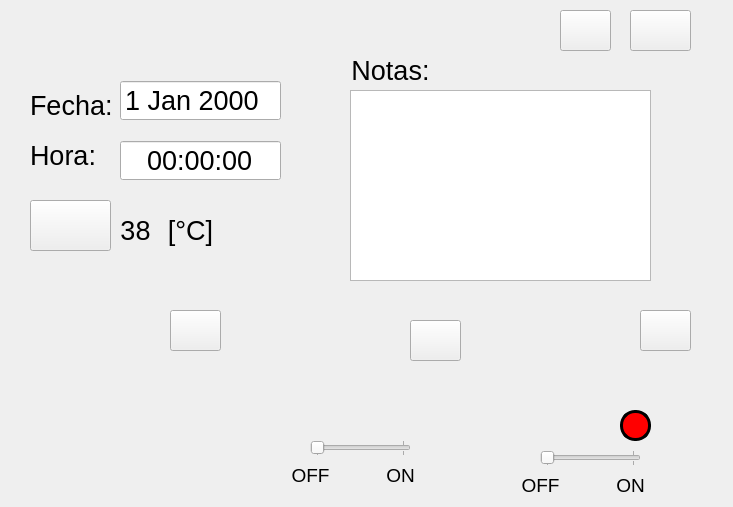
Above: CUERPO/DISENO/main_dise.ui from ronihdzz/IoT_domotica before the change. Below: the same form after it.
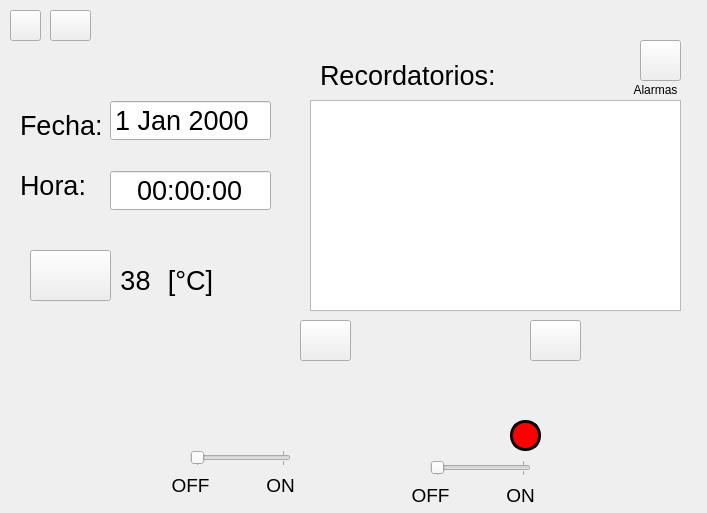
That is the form after the change. Icons and pictures are not drawn.

Commit message: Agrege una ventana de dialogo para configurar la temperatura a la cual se va a prender el ventilador, para configurar el color con el foco prendera y para agendar alarmas, por ultimo modifique un poco el diseno de la widget principal.

Diff of the .ui file:
```diff
--- a/CUERPO/DISENO/main_dise.ui
+++ b/CUERPO/DISENO/main_dise.ui
@@ -6,38 +6,20 @@
    <rect>
     <x>0</x>
     <y>0</y>
-    <width>733</width>
-    <height>507</height>
+    <width>707</width>
+    <height>513</height>
    </rect>
   </property>
   <property name="windowTitle">
    <string>Form</string>
   </property>
-  <widget class="QLabel" name="label_6">
-   <property name="geometry">
-    <rect>
-     <x>30</x>
-     <y>90</y>
-     <width>91</width>
-     <height>31</height>
-    </rect>
-   </property>
-   <property name="font">
-    <font>
-     <pointsize>20</pointsize>
-    </font>
-   </property>
-   <property name="text">
-    <string>Fecha:</string>
-   </property>
-  </widget>
   <widget class="QPushButton" name="btn_info">
    <property name="geometry">
     <rect>
-     <x>560</x>
+     <x>10</x>
      <y>10</y>
-     <width>51</width>
-     <height>41</height>
+     <width>31</width>
+     <height>31</height>
     </rect>
    </property>
    <property name="styleSheet">
@@ -56,101 +38,10 @@
     <string/>
    </property>
   </widget>
-  <widget class="QPushButton" name="pushButton_3">
-   <property name="geometry">
-    <rect>
-     <x>30</x>
-     <y>200</y>
-     <width>81</width>
-     <height>51</height>
-    </rect>
-   </property>
-   <property name="styleSheet">
-    <string notr="true">border-image: url(:/ICON/IMAGENES/termo.png);
-</string>
-   </property>
-   <property name="text">
-    <string/>
-   </property>
-  </widget>
-  <widget class="QPlainTextEdit" name="plaTE_recor">
-   <property name="geometry">
-    <rect>
-     <x>350</x>
-     <y>90</y>
-     <width>301</width>
-     <height>191</height>
-    </rect>
-   </property>
-  </widget>
-  <widget class="QPushButton" name="btn_configAlarma">
-   <property name="geometry">
-    <rect>
-     <x>170</x>
-     <y>310</y>
-     <width>51</width>
-     <height>41</height>
-    </rect>
-   </property>
-   <property name="styleSheet">
-    <string notr="true">QPushButton {
-	border-image: url(:/ICON/IMAGENES/config_off.png);
- }
-QPushButton:hover {
-	border-image: url(:/ICON/IMAGENES/config_on.png);
-}
-QPushButton:pressed {
-	border-image: url(:/ICON/IMAGENES/config_off.png);
-}
-</string>
-   </property>
-   <property name="text">
-    <string/>
-   </property>
-  </widget>
-  <widget class="QLabel" name="label_2">
-   <property name="geometry">
-    <rect>
-     <x>160</x>
-     <y>210</y>
-     <width>61</width>
-     <height>41</height>
-    </rect>
-   </property>
-   <property name="font">
-    <font>
-     <pointsize>20</pointsize>
-    </font>
-   </property>
-   <property name="text">
-    <string>[°C]</string>
-   </property>
-   <property name="alignment">
-    <set>Qt::AlignCenter</set>
-   </property>
-  </widget>
-  <widget class="QLabel" name="label_7">
-   <property name="geometry">
-    <rect>
-     <x>30</x>
-     <y>140</y>
-     <width>81</width>
-     <height>31</height>
-    </rect>
-   </property>
-   <property name="font">
-    <font>
-     <pointsize>20</pointsize>
-    </font>
-   </property>
-   <property name="text">
-    <string>Hora:</string>
-   </property>
-  </widget>
   <widget class="QPushButton" name="btn_configVenti">
    <property name="geometry">
     <rect>
-     <x>410</x>
+     <x>300</x>
      <y>320</y>
      <width>51</width>
      <height>41</height>
@@ -172,53 +63,11 @@
     <string/>
    </property>
   </widget>
-  <widget class="QLabel" name="label_5">
-   <property name="geometry">
-    <rect>
-     <x>340</x>
-     <y>50</y>
-     <width>101</width>
-     <height>41</height>
-    </rect>
-   </property>
-   <property name="font">
-    <font>
-     <pointsize>20</pointsize>
-    </font>
-   </property>
-   <property name="text">
-    <string>Notas:</string>
-   </property>
-   <property name="alignment">
-    <set>Qt::AlignCenter</set>
-   </property>
-  </widget>
-  <widget class="QLabel" name="bel_temp">
-   <property name="geometry">
-    <rect>
-     <x>110</x>
-     <y>210</y>
-     <width>51</width>
-     <height>41</height>
-    </rect>
-   </property>
-   <property name="font">
-    <font>
-     <pointsize>20</pointsize>
-    </font>
-   </property>
-   <property name="text">
-    <string>38</string>
-   </property>
-   <property name="alignment">
-    <set>Qt::AlignCenter</set>
-   </property>
-  </widget>
   <widget class="QPushButton" name="btn_configFoco">
    <property name="geometry">
     <rect>
-     <x>640</x>
-     <y>310</y>
+     <x>530</x>
+     <y>320</y>
      <width>51</width>
      <height>41</height>
     </rect>
@@ -242,10 +91,10 @@
   <widget class="QPushButton" name="btn_configIdioma">
    <property name="geometry">
     <rect>
-     <x>630</x>
+     <x>50</x>
      <y>10</y>
-     <width>61</width>
-     <height>41</height>
+     <width>41</width>
+     <height>31</height>
     </rect>
    </property>
    <property name="styleSheet">
@@ -264,59 +113,11 @@
     <string/>
    </property>
   </widget>
-  <widget class="QDateEdit" name="dateEdit_fecha">
-   <property name="geometry">
-    <rect>
-     <x>120</x>
-     <y>80</y>
-     <width>161</width>
-     <height>41</height>
-    </rect>
-   </property>
-   <property name="font">
-    <font>
-     <pointsize>20</pointsize>
-    </font>
-   </property>
-   <property name="readOnly">
-    <bool>true</bool>
-   </property>
-   <property name="buttonSymbols">
-    <enum>QAbstractSpinBox::NoButtons</enum>
-   </property>
-  </widget>
-  <widget class="QTimeEdit" name="timeEdit_tiempo">
-   <property name="geometry">
-    <rect>
-     <x>120</x>
-     <y>140</y>
-     <width>161</width>
-     <height>41</height>
-    </rect>
-   </property>
-   <property name="font">
-    <font>
-     <pointsize>20</pointsize>
-    </font>
-   </property>
-   <property name="wrapping">
-    <bool>false</bool>
-   </property>
-   <property name="alignment">
-    <set>Qt::AlignCenter</set>
-   </property>
-   <property name="readOnly">
-    <bool>true</bool>
-   </property>
-   <property name="buttonSymbols">
-    <enum>QAbstractSpinBox::NoButtons</enum>
-   </property>
-  </widget>
   <widget class="QSlider" name="hoSli_venti">
    <property name="geometry">
     <rect>
-     <x>310</x>
-     <y>440</y>
+     <x>190</x>
+     <y>450</y>
      <width>101</width>
      <height>16</height>
     </rect>
@@ -337,8 +138,8 @@
   <widget class="QLabel" name="label_3">
    <property name="geometry">
     <rect>
-     <x>290</x>
-     <y>460</y>
+     <x>170</x>
+     <y>470</y>
      <width>41</width>
      <height>31</height>
     </rect>
@@ -358,8 +159,8 @@
   <widget class="QLabel" name="label_4">
    <property name="geometry">
     <rect>
-     <x>380</x>
-     <y>460</y>
+     <x>260</x>
+     <y>470</y>
      <width>41</width>
      <height>31</height>
     </rect>
@@ -379,8 +180,8 @@
   <widget class="QLabel" name="label_8">
    <property name="geometry">
     <rect>
-     <x>610</x>
-     <y>470</y>
+     <x>500</x>
+     <y>480</y>
      <width>41</width>
      <height>31</height>
     </rect>
@@ -400,8 +201,8 @@
   <widget class="QLabel" name="label_9">
    <property name="geometry">
     <rect>
-     <x>520</x>
-     <y>470</y>
+     <x>410</x>
+     <y>480</y>
      <width>41</width>
      <height>31</height>
     </rect>
@@ -421,8 +222,8 @@
   <widget class="QSlider" name="hoSli_foco">
    <property name="geometry">
     <rect>
-     <x>540</x>
-     <y>450</y>
+     <x>430</x>
+     <y>460</y>
      <width>101</width>
      <height>16</height>
     </rect>
@@ -443,8 +244,8 @@
   <widget class="QLabel" name="bel_colorFoco">
    <property name="geometry">
     <rect>
-     <x>620</x>
-     <y>410</y>
+     <x>510</x>
+     <y>420</y>
      <width>31</width>
      <height>31</height>
     </rect>
@@ -478,27 +279,11 @@
     <set>Qt::AlignCenter</set>
    </property>
   </widget>
-  <widget class="QLabel" name="label_11">
-   <property name="geometry">
-    <rect>
-     <x>60</x>
-     <y>320</y>
-     <width>141</width>
-     <height>121</height>
-    </rect>
-   </property>
-   <property name="styleSheet">
-    <string notr="true">border-image: url(:/ICON/IMAGENES/alarm_on.png);</string>
-   </property>
-   <property name="text">
-    <string/>
-   </property>
-  </widget>
   <widget class="QLabel" name="bel_estadoVenti">
    <property name="geometry">
     <rect>
-     <x>310</x>
-     <y>340</y>
+     <x>190</x>
+     <y>350</y>
      <width>111</width>
      <height>91</height>
     </rect>
@@ -513,8 +298,8 @@
   <widget class="QLabel" name="bel_estadoFoco">
    <property name="geometry">
     <rect>
-     <x>540</x>
-     <y>340</y>
+     <x>430</x>
+     <y>350</y>
      <width>111</width>
      <height>91</height>
     </rect>
@@ -526,6 +311,218 @@
     <string/>
    </property>
   </widget>
+  <widget class="QTimeEdit" name="timeEdit_tiempo">
+   <property name="geometry">
+    <rect>
+     <x>110</x>
+     <y>170</y>
+     <width>161</width>
+     <height>41</height>
+    </rect>
+   </property>
+   <property name="font">
+    <font>
+     <pointsize>20</pointsize>
+    </font>
+   </property>
+   <property name="wrapping">
+    <bool>false</bool>
+   </property>
+   <property name="alignment">
+    <set>Qt::AlignCenter</set>
+   </property>
+   <property name="readOnly">
+    <bool>true</bool>
+   </property>
+   <property name="buttonSymbols">
+    <enum>QAbstractSpinBox::NoButtons</enum>
+   </property>
+  </widget>
+  <widget class="QPushButton" name="pushButton_3">
+   <property name="geometry">
+    <rect>
+     <x>30</x>
+     <y>250</y>
+     <width>81</width>
+     <height>51</height>
+    </rect>
+   </property>
+   <property name="styleSheet">
+    <string notr="true">border-image: url(:/ICON/IMAGENES/termo.png);
+</string>
+   </property>
+   <property name="text">
+    <string/>
+   </property>
+  </widget>
+  <widget class="QLabel" name="label_6">
+   <property name="geometry">
+    <rect>
+     <x>20</x>
+     <y>110</y>
+     <width>91</width>
+     <height>31</height>
+    </rect>
+   </property>
+   <property name="font">
+    <font>
+     <pointsize>20</pointsize>
+    </font>
+   </property>
+   <property name="text">
+    <string>Fecha:</string>
+   </property>
+  </widget>
+  <widget class="QLabel" name="bel_temp">
+   <property name="geometry">
+    <rect>
+     <x>110</x>
+     <y>260</y>
+     <width>51</width>
+     <height>41</height>
+    </rect>
+   </property>
+   <property name="font">
+    <font>
+     <pointsize>20</pointsize>
+    </font>
+   </property>
+   <property name="text">
+    <string>38</string>
+   </property>
+   <property name="alignment">
+    <set>Qt::AlignCenter</set>
+   </property>
+  </widget>
+  <widget class="QLabel" name="label_7">
+   <property name="geometry">
+    <rect>
+     <x>20</x>
+     <y>170</y>
+     <width>81</width>
+     <height>31</height>
+    </rect>
+   </property>
+   <property name="font">
+    <font>
+     <pointsize>20</pointsize>
+    </font>
+   </property>
+   <property name="text">
+    <string>Hora:</string>
+   </property>
+  </widget>
+  <widget class="QLabel" name="label_2">
+   <property name="geometry">
+    <rect>
+     <x>160</x>
+     <y>260</y>
+     <width>61</width>
+     <height>41</height>
+    </rect>
+   </property>
+   <property name="font">
+    <font>
+     <pointsize>20</pointsize>
+    </font>
+   </property>
+   <property name="text">
+    <string>[°C]</string>
+   </property>
+   <property name="alignment">
+    <set>Qt::AlignCenter</set>
+   </property>
+  </widget>
+  <widget class="QDateEdit" name="dateEdit_fecha">
+   <property name="geometry">
+    <rect>
+     <x>110</x>
+     <y>100</y>
+     <width>161</width>
+     <height>41</height>
+    </rect>
+   </property>
+   <property name="font">
+    <font>
+     <pointsize>20</pointsize>
+    </font>
+   </property>
+   <property name="readOnly">
+    <bool>true</bool>
+   </property>
+   <property name="buttonSymbols">
+    <enum>QAbstractSpinBox::NoButtons</enum>
+   </property>
+  </widget>
+  <widget class="QPlainTextEdit" name="plaTextEdit_notas">
+   <property name="geometry">
+    <rect>
+     <x>310</x>
+     <y>100</y>
+     <width>371</width>
+     <height>211</height>
+    </rect>
+   </property>
+  </widget>
+  <widget class="QLabel" name="label_10">
+   <property name="geometry">
+    <rect>
+     <x>320</x>
+     <y>60</y>
+     <width>181</width>
+     <height>31</height>
+    </rect>
+   </property>
+   <property name="font">
+    <font>
+     <pointsize>20</pointsize>
+    </font>
+   </property>
+   <property name="text">
+    <string>Recordatorios:</string>
+   </property>
+  </widget>
+  <widget class="QPushButton" name="btn_configAlarm">
+   <property name="geometry">
+    <rect>
+     <x>640</x>
+     <y>40</y>
+     <width>41</width>
+     <height>41</height>
+    </rect>
+   </property>
+   <property name="styleSheet">
+    <string notr="true">QPushButton {
+	border-image: url(:/ICON/IMAGENES/alarm_on.png);
+ }
+QPushButton:hover {
+	border-image: url(:/ICON/IMAGENES/alarm_off.png);
+}
+QPushButton:pressed {
+	border-image: url(:/ICON/IMAGENES/alarm_on.png);
+}
+</string>
+   </property>
+   <property name="text">
+    <string/>
+   </property>
+  </widget>
+  <widget class="QLabel" name="label">
+   <property name="geometry">
+    <rect>
+     <x>630</x>
+     <y>80</y>
+     <width>51</width>
+     <height>20</height>
+    </rect>
+   </property>
+   <property name="text">
+    <string>Alarmas</string>
+   </property>
+   <property name="alignment">
+    <set>Qt::AlignCenter</set>
+   </property>
+  </widget>
  </widget>
  <resources>
   <include location="../../IMAG.qrc"/>
```
The commit also changes 41 other files.
